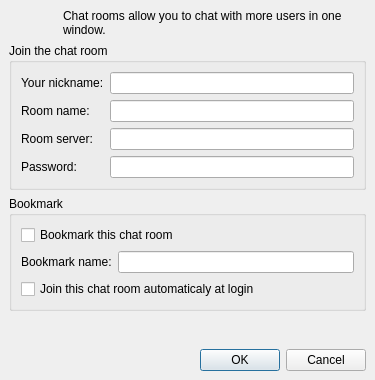
Before: the Qt Designer form widgets/joingroupchat.ui in xmpp-graveyard/jabbim, drawn with Qt 5.
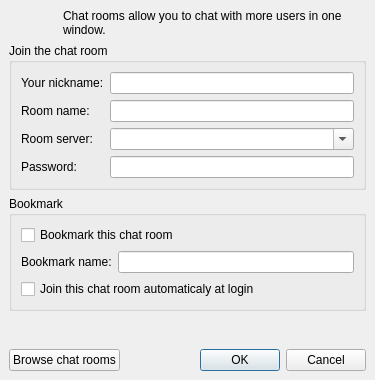
After: the same form once the commit is applied. Icons and pictures are not drawn.

Commit message: added icons to the buttons

Patch:
```diff
--- a/widgets/joingroupchat.ui
+++ b/widgets/joingroupchat.ui
@@ -131,7 +131,11 @@
            <widget class="QLineEdit" name="roomName" />
           </item>
           <item>
-           <widget class="QLineEdit" name="serverName" />
+           <widget class="QComboBox" name="serverName" >
+            <property name="editable" >
+             <bool>true</bool>
+            </property>
+           </widget>
           </item>
           <item>
            <widget class="QLineEdit" name="password" />
@@ -193,14 +197,28 @@
     </widget>
    </item>
    <item row="4" column="0" colspan="2" >
-    <widget class="QDialogButtonBox" name="buttonBox" >
-     <property name="orientation" >
-      <enum>Qt::Horizontal</enum>
+    <layout class="QGridLayout" name="buttons" >
+     <property name="spacing" >
+      <number>6</number>
      </property>
-     <property name="standardButtons" >
-      <set>QDialogButtonBox::Cancel|QDialogButtonBox::NoButton|QDialogButtonBox::Ok</set>
-     </property>
-    </widget>
+     <item row="0" column="0" >
+      <widget class="QPushButton" name="browser" >
+       <property name="text" >
+        <string>Browse chat rooms</string>
+       </property>
+      </widget>
+     </item>
+     <item row="0" column="1" >
+      <widget class="QDialogButtonBox" name="buttonBox" >
+       <property name="orientation" >
+        <enum>Qt::Horizontal</enum>
+       </property>
+       <property name="standardButtons" >
+        <set>QDialogButtonBox::Cancel|QDialogButtonBox::Ok</set>
+       </property>
+      </widget>
+     </item>
+    </layout>
    </item>
   </layout>
  </widget>
```
Left out of the diff: 34 changed lines with no effect on the pictures. The commit also changes 8 other files.
